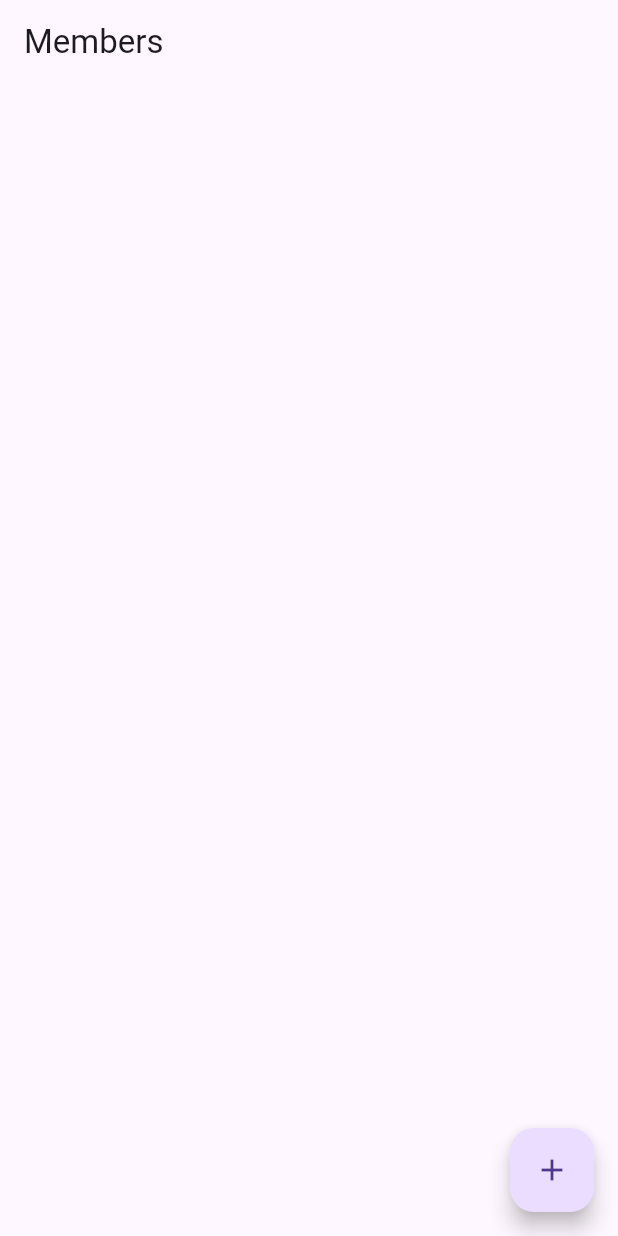
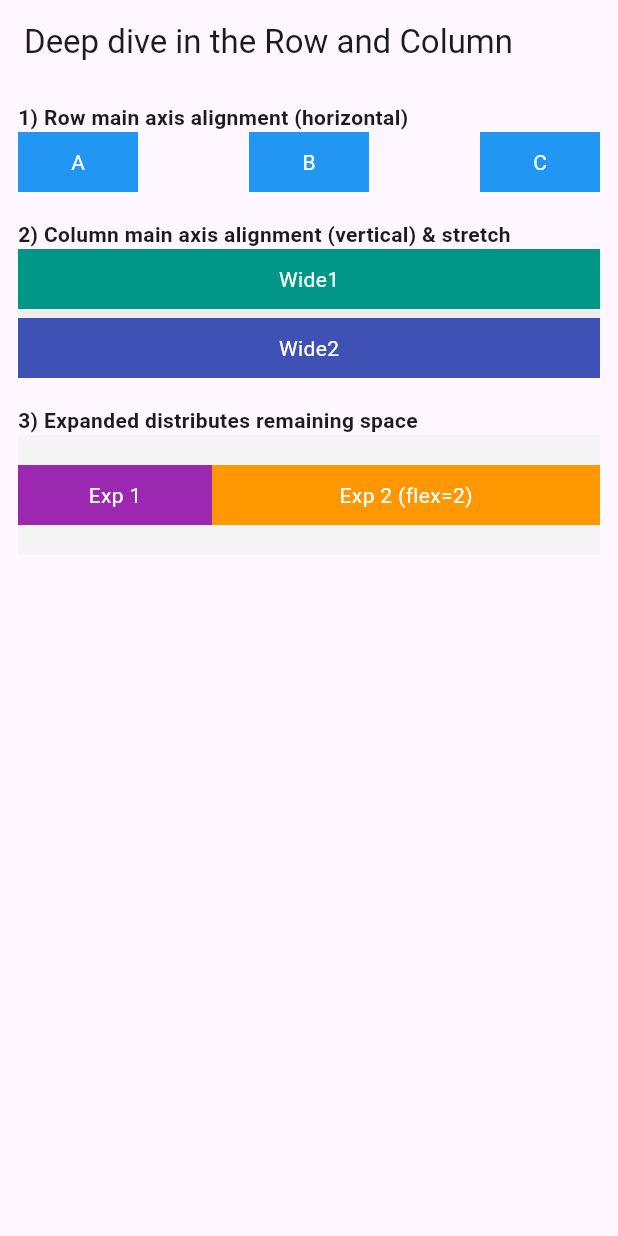
Before and after one commit to Isaiah-Zheng/TJC, a Flutter app: the screen it shows after launch, on a phone screen of 412 x 824 dp. Run offline on Flutter 3.47's test engine with Material 3 defaults, Android fonts, the phone set to English and light mode, and no system bars.

Commit message:
deep dive in to row and column

```diff
--- a/lib/main.dart
+++ b/lib/main.dart
@@ -1,77 +1,89 @@
+
+import 'dart:developer';
 
 import 'package:flutter/material.dart';
 
 void main(){
-  runApp(const MyApp());
+  runApp(const DemoApp());
 }
 
-class MyApp extends StatelessWidget{
-  const MyApp({super.key});
+class DemoApp extends StatelessWidget{
+  const DemoApp({super.key});
 
   @override
   Widget build(BuildContext context) {
     return MaterialApp(
-      debugShowCheckedModeBanner: false,
-      home:HomePage()
+      home:Scaffold(
+        appBar: AppBar(title: Text("Deep dive in the Row and Column"),),
+        body:const ExamplePage(),
+      )
     );
   }
 }
 
-class Member{
-  final String name;
-  final String birthday;
-  final String hope;
+class ExamplePage extends StatelessWidget{
+  const ExamplePage({super.key});
 
-  Member({
-    required this.name,
-    required this.birthday,
-    required this.hope,
-  });
-}
-
-class HomePage extends StatefulWidget{
-  const HomePage({super.key});
-
-  @override
-  State<HomePage> createState() => _HomePageState();
-}
-
-class _HomePageState extends State<HomePage>{
-  List<Member> members = [];
+  Widget coloredBox(String label,{Color color = Colors.blue, double w = 80, double h = 40}) {
+    return Container(
+      width:w,
+      height:h,
+      alignment: Alignment.center,
+      color: color,
+      child: Text(label,style: const TextStyle(color:Colors.white)),
+    );
+  }
 
   @override
   Widget build(BuildContext context) {
+    return SingleChildScrollView(
+      padding: const EdgeInsets.all(12),
+      child :Column(
+        crossAxisAlignment: CrossAxisAlignment.stretch ,
+        children: [
+          const Text('1) Row main axis alignment (horizontal)',style: TextStyle(fontWeight: FontWeight.bold)),
+          Row(
+            mainAxisAlignment: MainAxisAlignment.spaceBetween,
+            children:[
+              coloredBox("A"),
+              coloredBox("B"),
+              coloredBox("C"),
+            ],
+          ),
+          const SizedBox(height:18),
 
-    return Scaffold(
-      appBar: AppBar(title: Text("Members"),),
-      body:ListView.builder(
-        itemCount:members.length,
-        itemBuilder:(context,index){
-          final member = members[index];
-          return ListTile(
-            title: Text(member.name),
-          );
+          const Text('2) Column main axis alignment (vertical) & stretch',style: TextStyle(fontWeight: FontWeight.bold),),
+          Container(
+            color:Colors.grey.shade200,
+            child:Column(
+              mainAxisSize: MainAxisSize.min,
+              crossAxisAlignment: CrossAxisAlignment.stretch,
+              children: [
+                coloredBox('Wide1',w:double.infinity,color:Colors.teal,h:40),
+                const SizedBox(height:6),
+                coloredBox("Wide2",w:double.infinity,color:Colors.indigo,h:40),
+              ],
+            ),
+          ),
+          const SizedBox(height:18),
 
-        },
-      ),
-      floatingActionButton: FloatingActionButton(
-        onPressed:(){
-          setState(() {
-            members.add(Member(
-              name:"New Member",
-              birthday:"01/01/01",
-              hope:"New hope message",
-            ));
+          const Text('3) Expanded distributes remaining space',style: TextStyle(fontWeight: FontWeight.bold),),
+          Container(
+            height:80,
+            color: Colors.grey.shade100,
+            child:Row(
+              children:[
+                Expanded(flex:1, child:coloredBox("Exp 1",color:Colors.purple)),
+                Expanded(flex:2, child: coloredBox('Exp 2 (flex=2)', color: Colors.orange)),
+              ]
+            )
+          ),
+
+        ],
+      )
+
+    );
 
 
-          });
-
-        },
-        child:Icon(Icons.add)
-
-      ),
-    );
-
   }
-
 }
```
